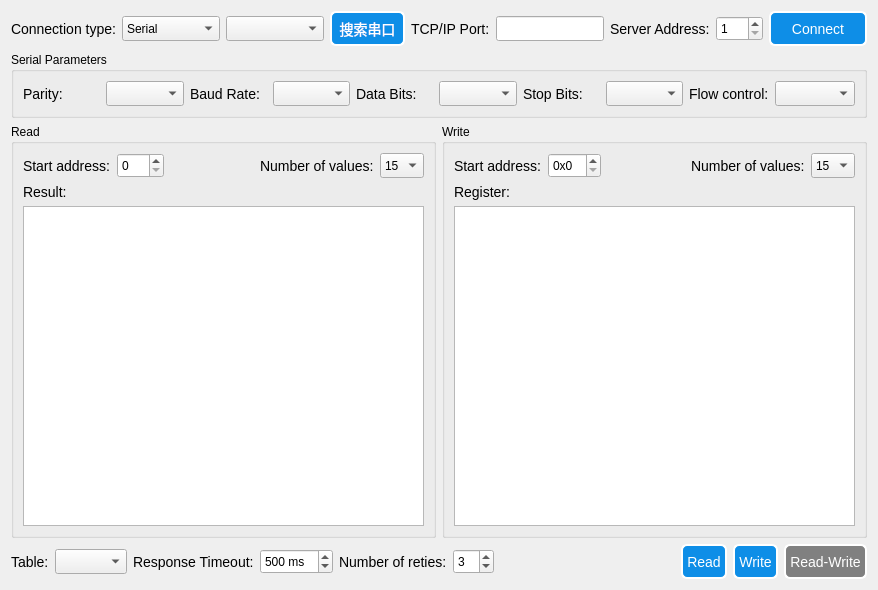
Qt form userui/modbusui.ui (pkzju/super) before a commit.
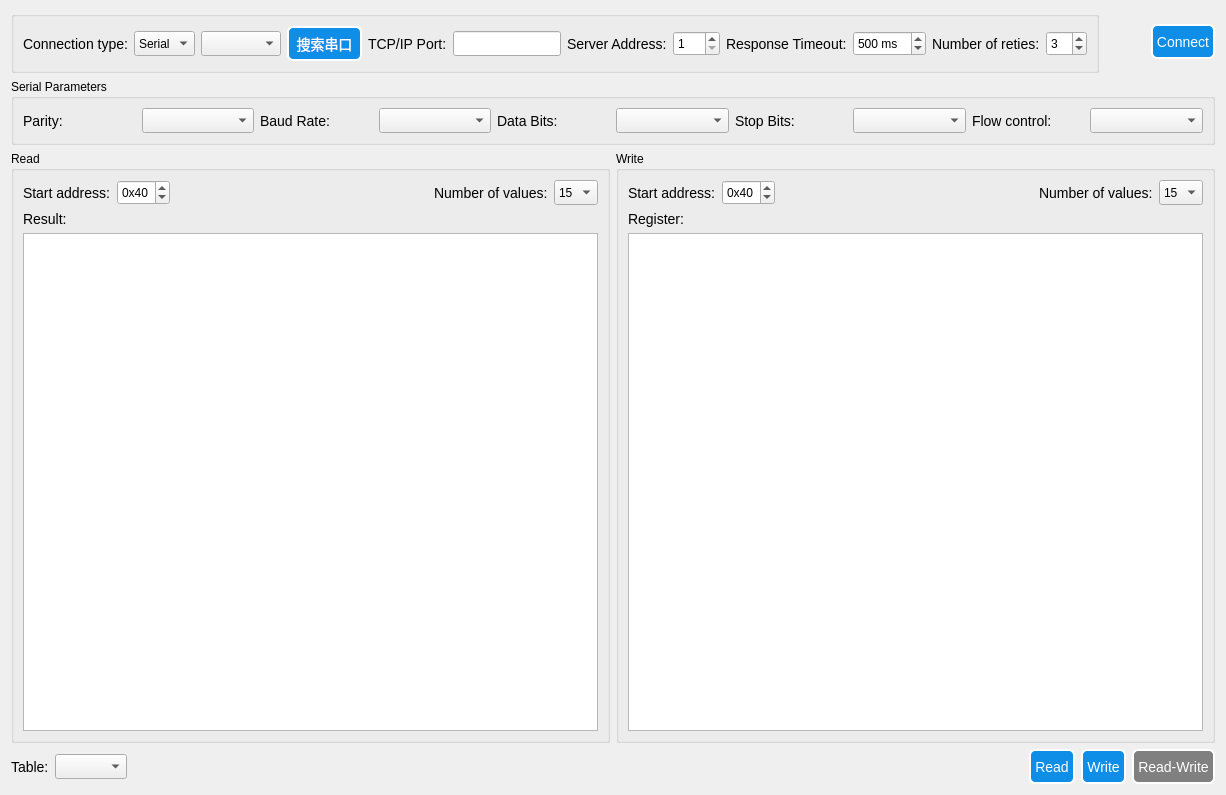
The same form after that commit.

Patch:
```diff
--- a/userui/modbusui.ui
+++ b/userui/modbusui.ui
@@ -6,8 +6,8 @@
    <rect>
     <x>0</x>
     <y>0</y>
-    <width>878</width>
-    <height>590</height>
+    <width>1226</width>
+    <height>795</height>
    </rect>
   </property>
   <property name="windowTitle">
@@ -45,6 +45,10 @@
   </property>
   <layout class="QGridLayout" name="gridLayout_3">
    <item row="0" column="0">
+    <widget class="QGroupBox" name="groupBox_2">
+     <property name="title">
+      <string/>
+     </property>
     <layout class="QGridLayout" name="gridLayout">
      <item row="0" column="0">
       <widget class="QLabel" name="label_18">
@@ -79,6 +83,44 @@
        </item>
       </widget>
      </item>
+      <item row="0" column="2">
+       <widget class="QComboBox" name="serialPortInfoListBox">
+        <property name="minimumSize">
+         <size>
+          <width>80</width>
+          <height>25</height>
+         </size>
+        </property>
+       </widget>
+      </item>
+      <item row="0" column="3">
+       <widget class="QPushButton" name="searchButton">
+        <property name="sizePolicy">
+         <sizepolicy hsizetype="Fixed" vsizetype="Fixed">
+          <horstretch>0</horstretch>
+          <verstretch>0</verstretch>
+         </sizepolicy>
+        </property>
+        <property name="minimumSize">
+         <size>
+          <width>75</width>
+          <height>35</height>
+         </size>
+        </property>
+        <property name="maximumSize">
+         <size>
+          <width>16777215</width>
+          <height>35</height>
+         </size>
+        </property>
+        <property name="styleSheet">
+         <string notr="true"/>
+        </property>
+        <property name="text">
+         <string>搜索串口</string>
+        </property>
+       </widget>
+      </item>
      <item row="0" column="4">
       <widget class="QLabel" name="label_17">
        <property name="sizePolicy">
@@ -92,18 +134,8 @@
        </property>
       </widget>
      </item>
-     <item row="0" column="2">
-      <widget class="QComboBox" name="serialPortInfoListBox">
-       <property name="minimumSize">
-        <size>
-         <width>80</width>
-         <height>25</height>
-        </size>
-       </property>
-      </widget>
-     </item>
-     <item row="0" column="8">
-      <widget class="QPushButton" name="connectButton">
+      <item row="0" column="5">
+       <widget class="QLineEdit" name="portEdit">
        <property name="sizePolicy">
         <sizepolicy hsizetype="Preferred" vsizetype="Fixed">
          <horstretch>0</horstretch>
@@ -113,21 +145,9 @@
        <property name="minimumSize">
         <size>
          <width>0</width>
-         <height>35</height>
-        </size>
-       </property>
-       <property name="text">
-        <string> Connect </string>
-       </property>
-       <property name="checkable">
-        <bool>false</bool>
-       </property>
-       <property name="autoDefault">
-        <bool>false</bool>
-       </property>
-       <property name="default">
-        <bool>true</bool>
-       </property>
+          <height>25</height>
+         </size>
+        </property>
       </widget>
      </item>
      <item row="0" column="6">
@@ -143,22 +163,6 @@
        </property>
       </widget>
      </item>
-     <item row="0" column="5">
-      <widget class="QLineEdit" name="portEdit">
-       <property name="sizePolicy">
-        <sizepolicy hsizetype="Preferred" vsizetype="Fixed">
-         <horstretch>0</horstretch>
-         <verstretch>0</verstretch>
-        </sizepolicy>
-       </property>
-       <property name="minimumSize">
-        <size>
-         <width>0</width>
-         <height>25</height>
-        </size>
-       </property>
-      </widget>
-     </item>
      <item row="0" column="7">
       <widget class="QSpinBox" name="serverEdit">
        <property name="sizePolicy">
@@ -181,37 +185,106 @@
        </property>
       </widget>
      </item>
-     <item row="0" column="3">
-      <widget class="QPushButton" name="searchButton">
+      <item row="0" column="8">
+       <widget class="QLabel" name="label_19">
+        <property name="text">
+         <string>Response Timeout:</string>
+        </property>
+       </widget>
+      </item>
+      <item row="0" column="9">
+       <widget class="QSpinBox" name="timeoutSpinner">
+        <property name="minimumSize">
+         <size>
+          <width>0</width>
+          <height>25</height>
+         </size>
+        </property>
+        <property name="accelerated">
+         <bool>true</bool>
+        </property>
+        <property name="suffix">
+         <string> ms</string>
+        </property>
+        <property name="minimum">
+         <number>-1</number>
+        </property>
+        <property name="maximum">
+         <number>5000</number>
+        </property>
+        <property name="singleStep">
+         <number>20</number>
+        </property>
+        <property name="value">
+         <number>500</number>
+        </property>
+       </widget>
+      </item>
+      <item row="0" column="10">
+       <widget class="QLabel" name="label_20">
+        <property name="text">
+         <string>Number of reties:</string>
+        </property>
+       </widget>
+      </item>
+      <item row="0" column="11">
+       <widget class="QSpinBox" name="retriesSpinner">
+        <property name="minimumSize">
+         <size>
+          <width>0</width>
+          <height>25</height>
+         </size>
+        </property>
+        <property name="value">
+         <number>3</number>
+        </property>
+       </widget>
+      </item>
+     </layout>
+    </widget>
+   </item>
+   <item row="0" column="1">
+    <spacer name="horizontalSpacer">
+     <property name="orientation">
+      <enum>Qt::Horizontal</enum>
+     </property>
+     <property name="sizeHint" stdset="0">
+      <size>
+       <width>21</width>
+       <height>20</height>
+      </size>
+     </property>
+    </spacer>
+   </item>
+   <item row="0" column="2">
+    <widget class="QPushButton" name="connectButton">
        <property name="sizePolicy">
-        <sizepolicy hsizetype="Fixed" vsizetype="Fixed">
+      <sizepolicy hsizetype="Preferred" vsizetype="Fixed">
          <horstretch>0</horstretch>
          <verstretch>0</verstretch>
         </sizepolicy>
        </property>
        <property name="minimumSize">
         <size>
-         <width>75</width>
+       <width>0</width>
          <height>35</height>
         </size>
        </property>
-       <property name="maximumSize">
-        <size>
-         <width>16777215</width>
-         <height>35</height>
-        </size>
-       </property>
-       <property name="styleSheet">
-        <string notr="true"/>
-       </property>
        <property name="text">
-        <string>搜索串口</string>
+      <string> Connect </string>
+     </property>
+     <property name="checkable">
+      <bool>false</bool>
+     </property>
+     <property name="autoDefault">
+      <bool>false</bool>
+     </property>
+     <property name="default">
+      <bool>true</bool>
        </property>
       </widget>
      </item>
-    </layout>
-   </item>
-   <item row="1" column="0">
+   <item row="1" column="0" colspan="3">
     <widget class="QGroupBox" name="groupBox">
      <property name="title">
       <string>Serial Parameters</string>
@@ -335,7 +408,7 @@
      </layout>
     </widget>
    </item>
-   <item row="2" column="0">
+   <item row="2" column="0" colspan="3">
     <layout class="QHBoxLayout" name="horizontalLayout_5">
      <item>
       <widget class="QGroupBox" name="groupBox_3">
@@ -366,8 +439,17 @@
               <height>25</height>
              </size>
             </property>
+            <property name="prefix">
+             <string>0x</string>
+            </property>
             <property name="maximum">
-             <number>127</number>
+             <number>65535</number>
+            </property>
+            <property name="value">
+             <number>64</number>
+            </property>
+            <property name="displayIntegerBase">
+             <number>16</number>
             </property>
            </widget>
           </item>
@@ -614,6 +696,9 @@
             <property name="maximum">
              <number>65535</number>
             </property>
+            <property name="value">
+             <number>64</number>
+            </property>
             <property name="displayIntegerBase">
              <number>16</number>
             </property>
@@ -856,10 +941,7 @@
      </item>
     </layout>
    </item>
-   <item row="3" column="0">
-    <layout class="QHBoxLayout" name="horizontalLayout"/>
-   </item>
-   <item row="4" column="0">
+   <item row="3" column="0" colspan="3">
     <layout class="QHBoxLayout" name="horizontalLayout_4">
      <item>
       <widget class="QLabel" name="label_16">
@@ -878,61 +960,6 @@
        </property>
       </widget>
      </item>
-     <item>
-      <widget class="QLabel" name="label_19">
-       <property name="text">
-        <string>Response Timeout:</string>
-       </property>
-      </widget>
-     </item>
-     <item>
-      <widget class="QSpinBox" name="timeoutSpinner">
-       <property name="minimumSize">
-        <size>
-         <width>0</width>
-         <height>25</height>
-        </size>
-       </property>
-       <property name="accelerated">
-        <bool>true</bool>
-       </property>
-       <property name="suffix">
-        <string> ms</string>
-       </property>
-       <property name="minimum">
-        <number>-1</number>
-       </property>
-       <property name="maximum">
-        <number>5000</number>
-       </property>
-       <property name="singleStep">
-        <number>20</number>
-       </property>
-       <property name="value">
-        <number>500</number>
-       </property>
-      </widget>
-     </item>
-     <item>
-      <widget class="QLabel" name="label_20">
-       <property name="text">
-        <string>Number of reties:</string>
-       </property>
-      </widget>
-     </item>
-     <item>
-      <widget class="QSpinBox" name="retriesSpinner">
-       <property name="minimumSize">
-        <size>
-         <width>0</width>
-         <height>25</height>
-        </size>
-       </property>
-       <property name="value">
-        <number>3</number>
-       </property>
-      </widget>
-     </item>
      <item>
       <spacer name="horizontalSpacer_3">
        <property name="orientation">
```
Lines whose indentation alone changed are shown as unchanged.
